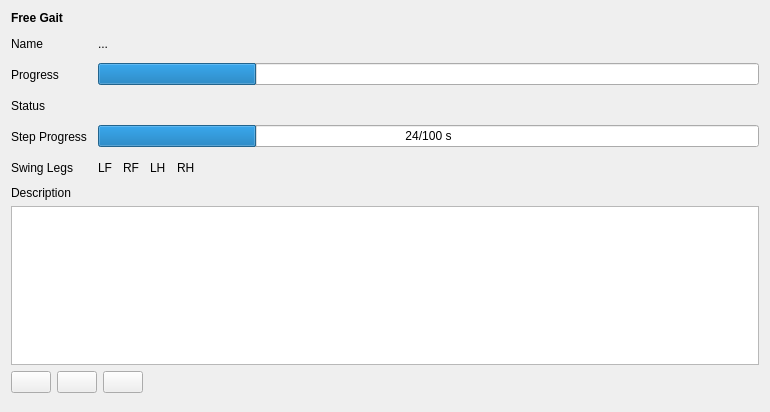
Old version of the form rqt_free_gait/resource/FreeGaitPlugin.ui in the repository leggedrobotics/free_gait.
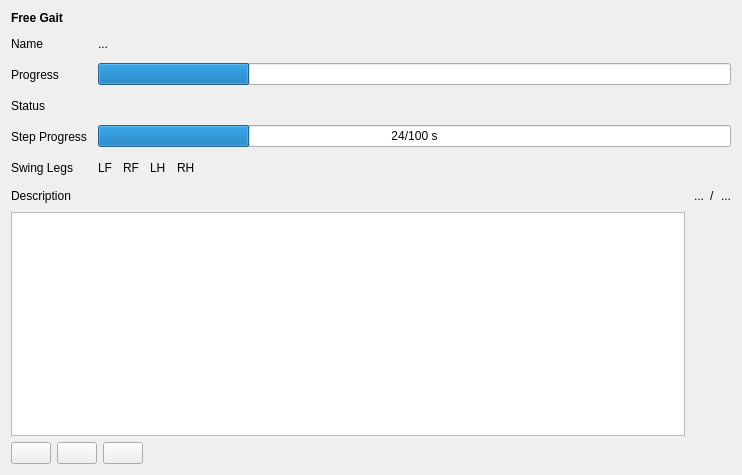
New version of the form. Icons and pictures are not drawn.

Commit message: [rqt_free_gait] add naviagtion buttons, to browse through the descriptions

```diff
--- a/rqt_free_gait/resource/FreeGaitPlugin.ui
+++ b/rqt_free_gait/resource/FreeGaitPlugin.ui
@@ -9,8 +9,8 @@
    <rect>
     <x>0</x>
     <y>0</y>
-    <width>770</width>
-    <height>412</height>
+    <width>742</width>
+    <height>475</height>
    </rect>
   </property>
   <property name="windowTitle">
@@ -246,18 +246,148 @@
     </layout>
    </item>
    <item>
-    <widget class="QLabel" name="label_7">
-     <property name="text">
-      <string>Description</string>
-     </property>
-    </widget>
+    <layout class="QHBoxLayout" name="horizontalLayout_4">
+     <item>
+      <widget class="QLabel" name="label_7">
+       <property name="text">
+        <string>Description</string>
+       </property>
+      </widget>
+     </item>
+     <item>
+      <spacer name="horizontalSpacer_7">
+       <property name="orientation">
+        <enum>Qt::Horizontal</enum>
+       </property>
+       <property name="sizeHint" stdset="0">
+        <size>
+         <width>40</width>
+         <height>20</height>
+        </size>
+       </property>
+      </spacer>
+     </item>
+     <item>
+      <widget class="QLabel" name="labelStepNumber">
+       <property name="text">
+        <string>...</string>
+       </property>
+      </widget>
+     </item>
+     <item>
+      <widget class="QLabel" name="label_9">
+       <property name="text">
+        <string>/</string>
+       </property>
+      </widget>
+     </item>
+     <item>
+      <widget class="QLabel" name="labelStepMax">
+       <property name="text">
+        <string>...</string>
+       </property>
+      </widget>
+     </item>
+    </layout>
    </item>
    <item>
-    <widget class="QPlainTextEdit" name="plainTextEditDescription">
-     <property name="readOnly">
-      <bool>true</bool>
-     </property>
-    </widget>
+    <layout class="QHBoxLayout" name="horizontalLayout_2">
+     <item>
+      <widget class="QPlainTextEdit" name="plainTextEditDescription">
+       <property name="readOnly">
+        <bool>true</bool>
+       </property>
+      </widget>
+     </item>
+     <item>
+      <layout class="QGridLayout" name="gridLayout_2">
+       <item row="5" column="0">
+        <widget class="QPushButton" name="pushButtonGoBottom">
+         <property name="toolTip">
+          <string>Show the first step.</string>
+         </property>
+         <property name="text">
+          <string/>
+         </property>
+         <property name="icon">
+          <iconset theme="go-bottom"/>
+         </property>
+         <property name="flat">
+          <bool>true</bool>
+         </property>
+        </widget>
+       </item>
+       <item row="4" column="0">
+        <widget class="QPushButton" name="pushButtonGoDown">
+         <property name="text">
+          <string/>
+         </property>
+         <property name="icon">
+          <iconset theme="go-down"/>
+         </property>
+         <property name="flat">
+          <bool>true</bool>
+         </property>
+        </widget>
+       </item>
+       <item row="2" column="0">
+        <widget class="QPushButton" name="pushButtonGoTop">
+         <property name="toolTip">
+          <string>Show the latest step.</string>
+         </property>
+         <property name="text">
+          <string/>
+         </property>
+         <property name="icon">
+          <iconset theme="go-top"/>
+         </property>
+         <property name="flat">
+          <bool>true</bool>
+         </property>
+        </widget>
+       </item>
+       <item row="6" column="0">
+        <spacer name="verticalSpacer_2">
+         <property name="orientation">
+          <enum>Qt::Vertical</enum>
+         </property>
+         <property name="sizeHint" stdset="0">
+          <size>
+           <width>5</width>
+           <height>10</height>
+          </size>
+         </property>
+        </spacer>
+       </item>
+       <item row="3" column="0">
+        <widget class="QPushButton" name="pushButtonGoUp">
+         <property name="text">
+          <string/>
+         </property>
+         <property name="icon">
+          <iconset theme="go-up"/>
+         </property>
+         <property name="flat">
+          <bool>true</bool>
+         </property>
+        </widget>
+       </item>
+       <item row="1" column="0">
+        <spacer name="verticalSpacer_3">
+         <property name="orientation">
+          <enum>Qt::Vertical</enum>
+         </property>
+         <property name="sizeHint" stdset="0">
+          <size>
+           <width>5</width>
+           <height>10</height>
+          </size>
+         </property>
+        </spacer>
+       </item>
+      </layout>
+     </item>
+    </layout>
    </item>
    <item>
     <layout class="QHBoxLayout" name="horizontalLayout_3">
@@ -306,19 +436,6 @@
      </item>
     </layout>
    </item>
-   <item>
-    <spacer name="verticalSpacer">
-     <property name="orientation">
-      <enum>Qt::Vertical</enum>
-     </property>
-     <property name="sizeHint" stdset="0">
-      <size>
-       <width>20</width>
-       <height>40</height>
-      </size>
-     </property>
-    </spacer>
-   </item>
   </layout>
  </widget>
  <resources/>
```
The commit also changes 6 other files.
